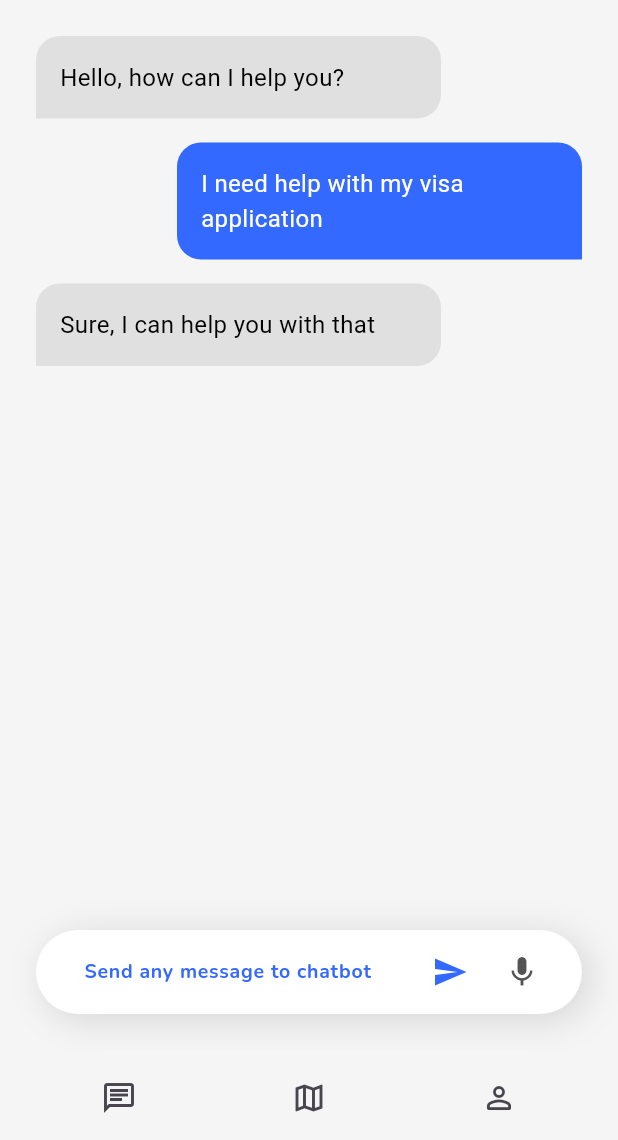
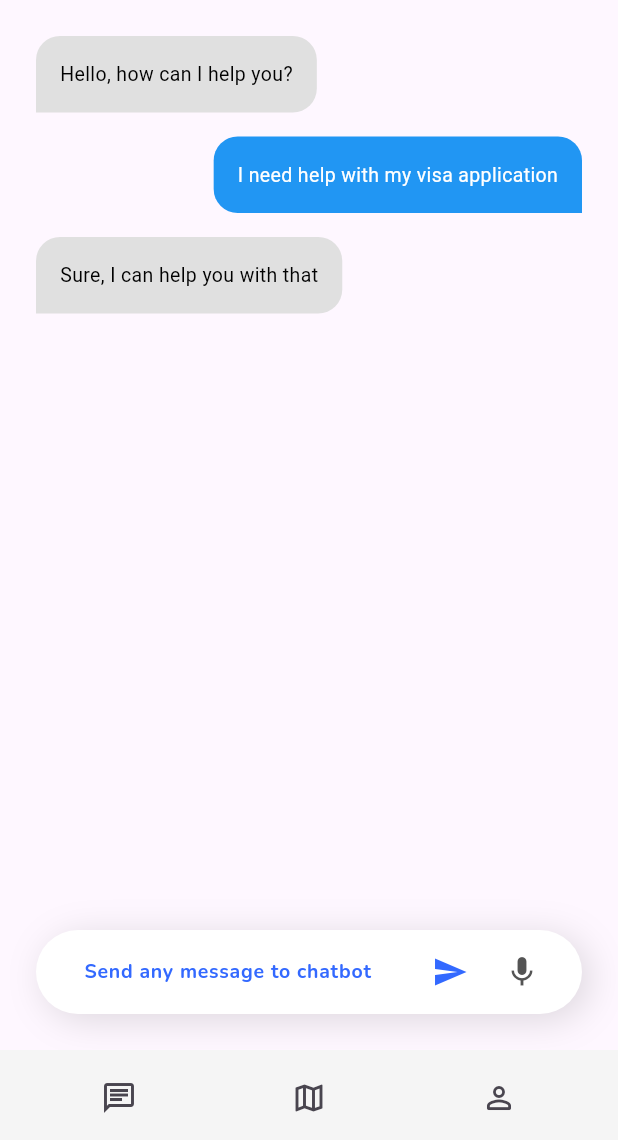
Before and after one commit to yunseoLee0343/HelloWorld-Flutter, a Flutter app: the screen it shows after launch, on a phone screen of 412 x 824 dp, the part 96-1236 px from its top. Run offline on Flutter 3.47's test engine with Material 3 defaults, Android fonts, the phone set to English and light mode, and no system bars; our stand-ins replace typewritertext.

Commit message:
[feat] Sending New Chat, (5) Typewriting last chat

```diff
--- a/lib/model/chat/message.dart
+++ b/lib/model/chat/message.dart
@@ -3,27 +3,26 @@ import 'package:http/http.dart' as http;
 import 'dart:convert';
 
 class Messages extends ChangeNotifier {
-  final List<String> _messages = [
-    'Hello, how can I help you?',
-    'I need help with my visa application',
-    'Sure, I can help you with that',
+  final List<Map<String, dynamic>> _messages = [
+    {'message': 'Hello, how can I help you?', 'isBlue': false},
+    {'message': 'I need help with my visa application', 'isBlue': true},
+    {'message': 'Sure, I can help you with that', 'isBlue': false},
   ];
 
-  List<String> get messages => _messages;
+  List<Map<String, dynamic>> get messages => _messages;
 
-  Future<List<String>> addMessage(String message) async {
-    _messages.add(message);
+  Future<void> addMessage(String message) async {
+    _messages.add({'message': message, 'isBlue': true});
     notifyListeners();
 
     final serverResponse = await sendMessageToServer(message);
 
     if (serverResponse != null) {
-      _messages.add(serverResponse);
+      _messages.add({'message': serverResponse, 'isBlue': false});
       notifyListeners();
     }
 
     print('Message added: $message');
-    return _messages;
   }
 
   Future<String?> sendMessageToServer(String message) async {
--- a/lib/screen/home.dart
+++ b/lib/screen/home.dart
@@ -43,9 +43,12 @@ class _MyHomePageState extends State<MyHomePage> {
   Widget build(BuildContext context) {
     return Scaffold(
       appBar: const MyAppBar(),
-      body: Container(
+      body: GestureDetector(
+        onTap: () {
+          FocusScope.of(context).unfocus();
+        },
+        child: Container(
           padding: const EdgeInsets.all(24),
-        color: Colors.grey[100],
           child: Stack(
             children: [
               ListView(
@@ -68,6 +71,7 @@ class _MyHomePageState extends State<MyHomePage> {
             ],
           ),
         ),
+      ),
       bottomNavigationBar: MyBottomBar(),
     );
   }
--- a/lib/widget/chat/bubble.dart
+++ b/lib/widget/chat/bubble.dart
@@ -1,22 +1,23 @@
 import 'package:flutter/material.dart';
+import 'package:typewritertext/typewritertext.dart';
 
-// Chat 위젯 정의
 class ChatBubble extends StatelessWidget {
   final String title;
   final bool isBlue;
+  final bool isLastMessage;
 
   const ChatBubble({
     required this.title,
     required this.isBlue,
+    required this.isLastMessage,
   });
 
   @override
   Widget build(BuildContext context) {
     return Container(
       padding: EdgeInsets.all(16),
-      width: 270,
       decoration: BoxDecoration(
-        color: isBlue ? Color.fromRGBO(51, 105, 255, 1): Colors.grey[300],
+        color: isBlue ? Colors.blue : Colors.grey[300],
         borderRadius: BorderRadius.only(
           topLeft: Radius.circular(16),
           topRight: Radius.circular(16),
@@ -24,11 +25,22 @@ class ChatBubble extends StatelessWidget {
           bottomRight: Radius.circular(isBlue ? 0 : 16),
         ),
       ),
-      child: Text(
+      child: isLastMessage && isBlue
+          ? TypeWriterText(
+        text: Text(
+          title,
+          style: const TextStyle(
+            color: Colors.white,
+            fontSize: 13,
+          ),
+        ),
+        duration: const Duration(milliseconds: 50), // Adjust speed here
+      )
+          : Text(
         title,
         style: TextStyle(
           color: isBlue ? Colors.white : Colors.black,
-          fontSize: 16,
+          fontSize: 13,
         ),
       ),
     );
--- a/lib/widget/chat/list.dart
+++ b/lib/widget/chat/list.dart
@@ -17,13 +17,18 @@ class ChatList extends StatelessWidget {
             // shrinkWrap: true,
             itemCount: messages.messages.length,
             itemBuilder: (context, index) {
-              final message = messages.messages[index];
+              final messageData = messages.messages[index];
+              final message = messageData['message'];
+              final isBlue = messageData['isBlue'];
+              final isLastMessage = index == messages.messages.length - 1;
+
               return Container(
                 margin: const EdgeInsets.only(bottom: 16),
-                alignment: index % 2 == 0 ? Alignment.centerLeft : Alignment.centerRight,
+                alignment: isBlue ? Alignment.centerRight : Alignment.centerLeft,
                 child: ChatBubble(
                   title: message,
-                  isBlue: index % 2 == 1,
+                  isBlue: isBlue,
+                  isLastMessage: isLastMessage,
                 ),
               );
             },
--- a/pubspec.yaml
+++ b/pubspec.yaml
@@ -32,6 +32,7 @@ dependencies:
     sdk: flutter
   flutter_svg: ^2.0.10+1
   http: ^1.0.0
+  typewritertext: ^3.0.8
 
 
   # The following adds the Cupertino Icons font to your application.
```
Also changed, not shown: pubspec.lock. Lines whose indentation alone changed are shown as unchanged.
